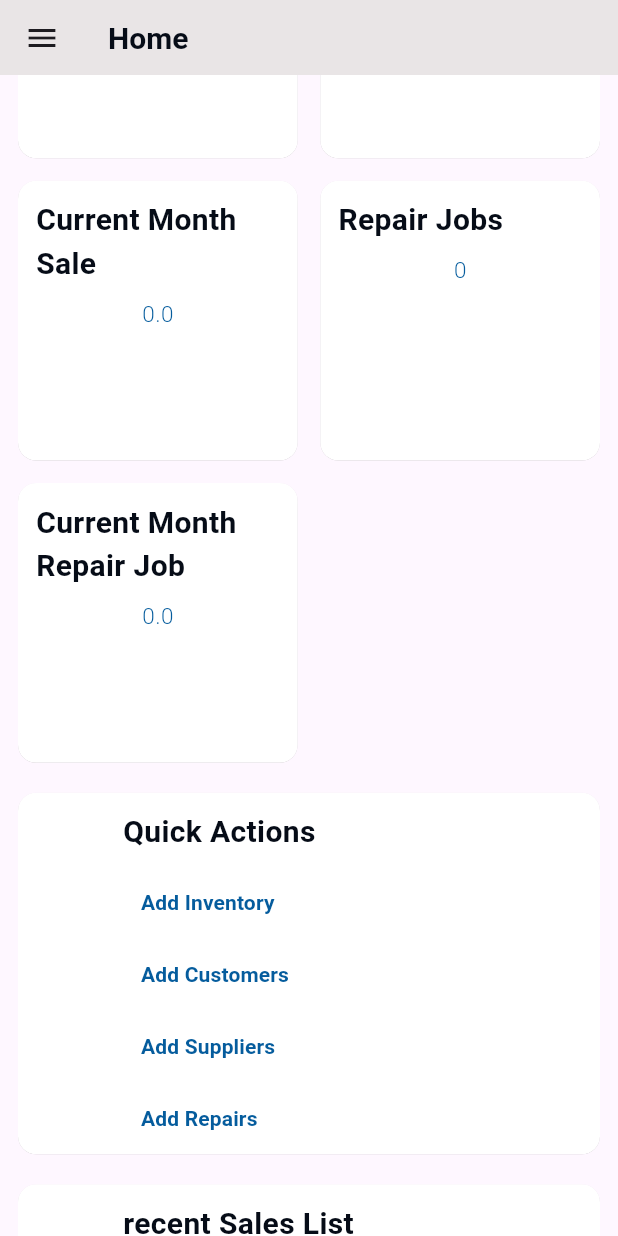
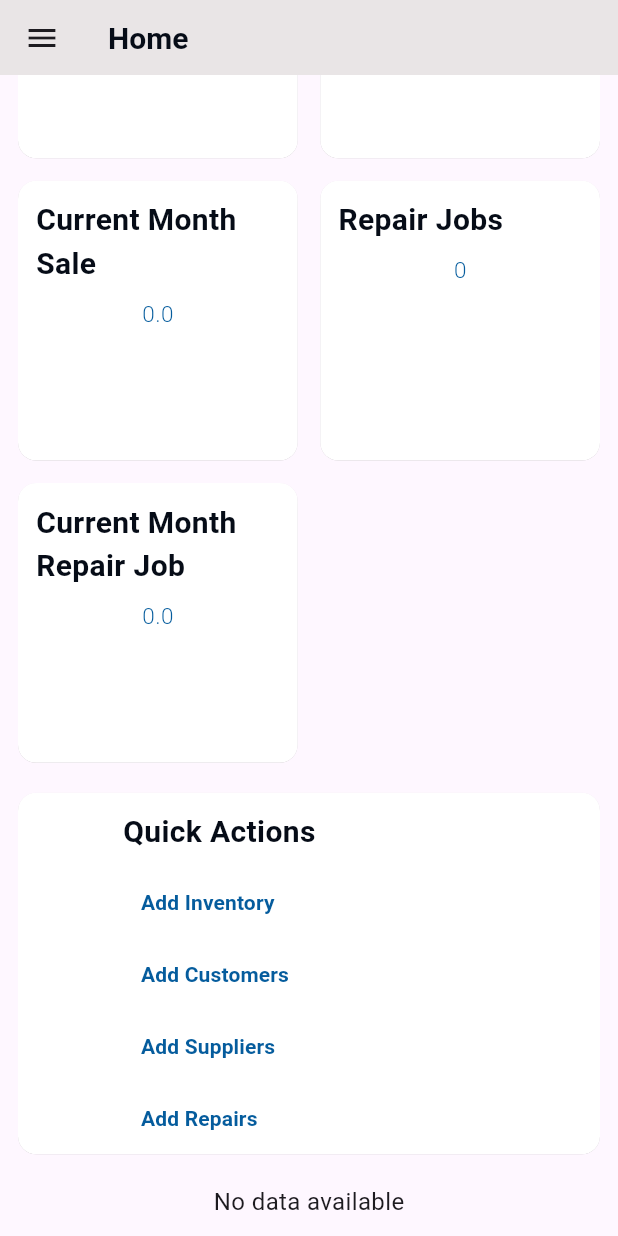
Before and after one commit to Vyzion-Innovation/Inventory-Flutter-MobileApp, a Flutter app: the HomePage screen opened by its route, scrolled down 153 dp, on a phone screen of 412 x 824 dp. Run offline on Flutter 3.47's test engine with Material 3 defaults, Android fonts, the light colour scheme and no system bars; our stand-ins replace cloud_firestore, firebase_auth, firebase_core, get, shared_preferences; accounts and stored records are empty.

Commit message:
recent sales list

```diff
--- a/lib/Home/Controller/dashboard_controller.dart
+++ b/lib/Home/Controller/dashboard_controller.dart
@@ -15,6 +15,7 @@ class DashboardController extends GetxController {
   var sellCount = 0.obs;
   var totalSelleAmount = 0.0.obs;
   var currentMonthRepairAmount = 0.0.obs;
+   final RxList<InventoryModel> inventoryList = <InventoryModel>[].obs;
 
   @override
   void onInit() {
@@ -62,12 +63,14 @@ class DashboardController extends GetxController {
       QuerySnapshot snapshot = await FirebaseFirestore.instance
           .collection('inventories')
           .where('status', isEqualTo: 'sell')
+          .orderBy('sell_timestamp')
            .where('sell_timestamp', isGreaterThanOrEqualTo: startTimestamp)
           .get();
       // Map the documents to InventoryModel instances
       List<InventoryModel> inventories = snapshot.docs
     .map((doc) => InventoryModel.fromFirestore(doc))
     .toList();
+    inventoryList.assignAll(inventories);
       totalSelleAmount.value = inventories.fold(
         0.0,
         (sum, inventory) => sum + (inventory.sellAmountNum ?? 0.0),
--- a/lib/Home/View/home_screen.dart
+++ b/lib/Home/View/home_screen.dart
@@ -7,7 +7,9 @@ import 'package:inventoryappflutter/Constant/app_colors.dart';
 import 'package:inventoryappflutter/Constant/app_logo.dart';
 import 'package:inventoryappflutter/Home/Controller/dashboard_controller.dart';
 import 'package:inventoryappflutter/Home/Controller/drawer_controller.dart';
+import 'package:inventoryappflutter/Inventory/view/inventory_details_screen.dart';
 import 'package:inventoryappflutter/Login/Controller/login_controller.dart';
+import 'package:inventoryappflutter/Model/inventory_model.dart';
 import 'package:inventoryappflutter/Repair/Controller/repair%20controller.dart';
 import 'package:inventoryappflutter/common/app_common_appbar.dart';
 import 'package:inventoryappflutter/common/app_common_button.dart';
@@ -50,7 +52,7 @@ class HomePage extends StatelessWidget {
               const SizedBox(height: 20),
               _buildQuickActions(),
                const SizedBox(height: 20),
-              _recentSalesList()
+              inventoryListBuilder()
             ],
           ),
         ),
@@ -180,22 +182,115 @@ class HomePage extends StatelessWidget {
       ),
     );
   }
-   Widget _recentSalesList() {
-    return Center(
+
+Widget inventoryListBuilder() {
+  return Obx(() {
+    final inventory = dashboardController.inventoryList;
+
+    if (inventory.isEmpty) {
+      return const Center(
+        child: Text(
+          'No data available',
+          style: TextStyle(fontSize: 16),
+        ),
+      );
+    }
+
+    return Card(
+      elevation: 4, // Add elevation for a shadow effect
+      shape: RoundedRectangleBorder(
+        borderRadius: BorderRadius.circular(8), // Rounded corners
+      ),
+      margin: const EdgeInsets.all(12), // Margin around the card
+      child: Padding(
+        padding: const EdgeInsets.all(8.0), // Padding inside the card
+        child: SizedBox(
+          height: 400, // Provide a fixed height for the ListView
+          child: ListView.builder(
+            itemCount: inventory.length, // Add 1 for the loader
+            itemBuilder: (context, index) {
+              // if (index == inventory.length) {
+              //   // Display loading indicator at the end
+
+              // }
+
+              var profile = inventory[index];
+              return inventoryItemCard(profile, index);
+            },
+          ),
+        ),
+      ),
+    );
+  });
+}
+
+  Widget inventoryItemCard(InventoryModel profile, int index) {
+    return Padding(
+      padding: const EdgeInsets.all(8.0),
       child: CommonCard(
-        width: 400,
-         padding: const EdgeInsets.fromLTRB(70,12,12,0),
-        title: 'recent Sales List',
+        padding: const EdgeInsets.all(16),
+        onTap: () {
+         Get.to(() => InventoryDetailsScreen(inventory: profile));
+        },
         additionalWidgets: [
+          Row(
+            mainAxisAlignment: MainAxisAlignment.spaceBetween,
+            children: [
+              // Left column for item details
+              Expanded(
+                child: Column(
+                  crossAxisAlignment: CrossAxisAlignment.start,
+                  children: [
+                    Row(
+                      children: [
+                        const AppText(
+                          'Item Code:  ',
+                          fontWeight: FontWeight.bold,
+                          fontSize: 16,
+                        ),
+                        Expanded(
+                          // Wrap with Expanded to prevent overflow
+                          child: AppText(
+                            profile.itemCode ?? "",
+                            fontWeight: FontWeight.normal,
+                            fontSize: 16,
+                          ),
+                        ),
+                      ],
+                    ),
+                    const SizedBox(height: 8),
+                    Row(
+                      children: [
+                        const AppText(
+                          'Model Number:  ',
+                          fontWeight: FontWeight.bold,
+                          fontSize: 14,
+                        ),
+                        Expanded(
+                          // Wrap with Expanded to prevent overflow
+                          child: AppText(
+                            profile.modelNumber ?? "",
+                            fontWeight: FontWeight.normal,
+                            fontSize: 14,
+                          ),
+                        ),
+                      ],
+                    ),
+                    const SizedBox(height: 8),
 
+                  ],
+                ),
+              ),
+
+            ],
+          ),
         ],
       ),
     );
   }
-
   // Drawer Widget
   Widget _buildDrawer(BuildContext context) {
-    return Drawer(
+    return Obx (() =>  Drawer(
       child: Column(
         crossAxisAlignment: CrossAxisAlignment.start,
         children: [
@@ -214,19 +309,30 @@ class HomePage extends StatelessWidget {
                     matchTextDirection: true,
                   ),
                 ),
-                // const SizedBox(height: 10),
-                // const AppText(
-                //   'Pawan Ginti',
-                //   fontSize: 15,
-                //   fontWeight: FontWeight.bold,
-                //   color: AppColors.colorWhite,
-                // ),
-                // const SizedBox(height: 5),
-                // const AppText(
-                //   'P@p.com',
-                //   fontSize: 15,
-                //   color: AppColors.colorWhite,
-                // ),
+                const SizedBox(height: 10),
+                 Row(
+                   children: [
+                     AppText(
+                      sidePanelController.profileData[0].name![0].toUpperCase() + sidePanelController.profileData[0].name!.substring(1),
+                      fontSize: 15,
+                      fontWeight: FontWeight.bold,
+                      color: AppColors.colorWhite,
+                                     ),
+                                     const SizedBox(width: 5),
+                                       AppText(
+                  '(${sidePanelController.profileData[0].role})',
+                  fontSize: 15,
+                  color: AppColors.colorWhite,
+                ),
+                   ],
+                 ), const SizedBox(height: 5),
+
+                const SizedBox(height: 5),
+                 AppText(
+                  sidePanelController.profileData[0].phone ?? '',
+                  fontSize: 15,
+                  color: AppColors.colorWhite,
+                ),
               ],
             ),
           ),
@@ -275,6 +381,7 @@ class HomePage extends StatelessWidget {
           ),
         ],
       ),
-    );
+    )
+    ,);
   }
 }
```
Also changed, not shown: lib/Home/Controller/drawer_controller.dart (+14 -0 lines).
